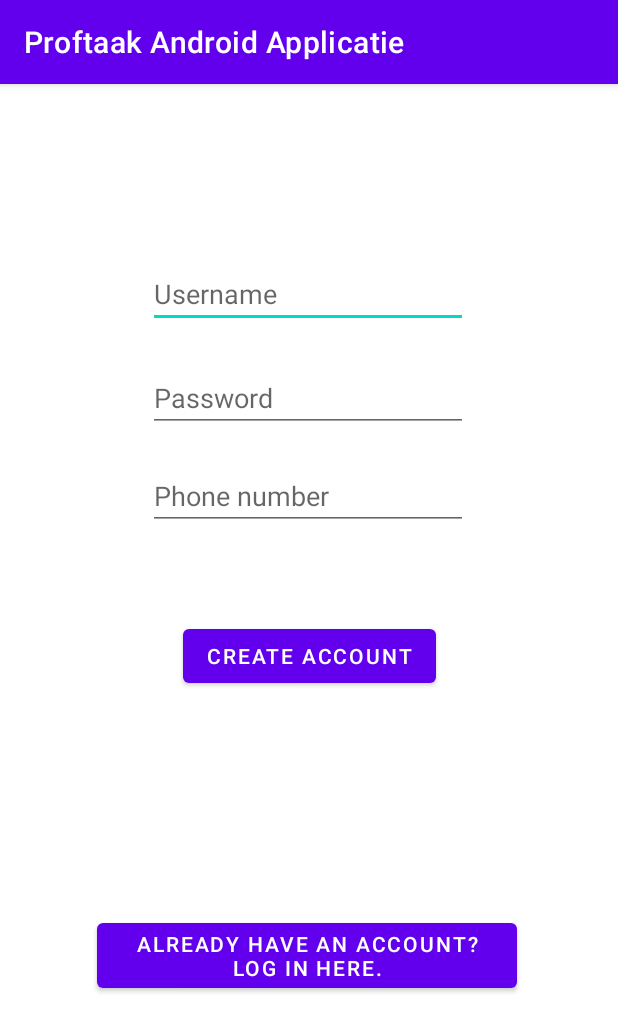
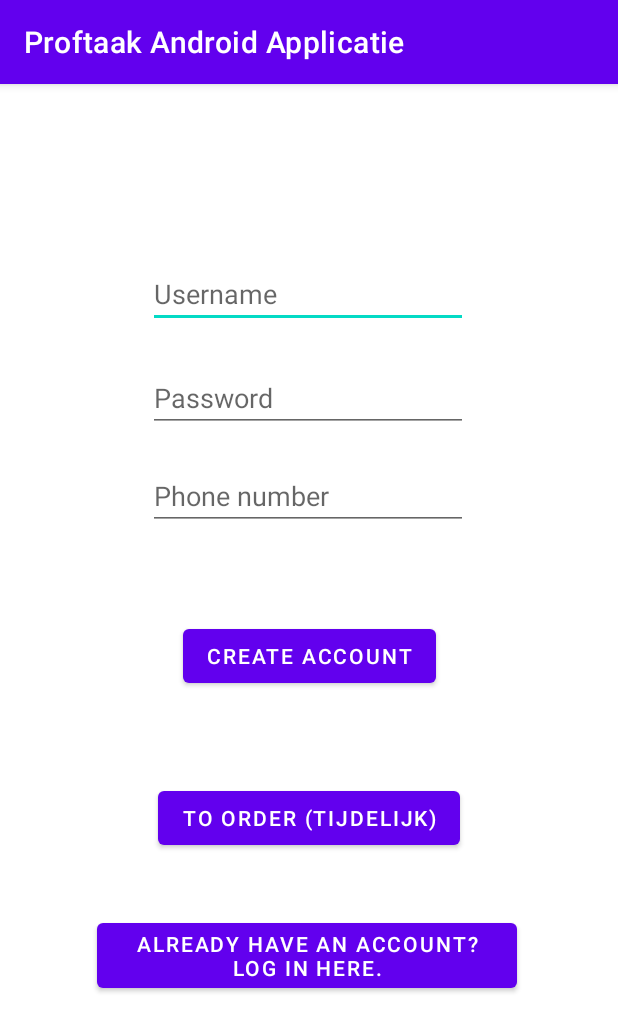
Before and after one commit to ebekoudijs/Proftaak_Android_Applicatie, an Android app: the screen it shows after launch (MainActivity), on a phone screen of 412 x 824 dp. Shown: the top 1032 px of the screen. Run offline under Robolectric (Android 15) with nearby library versions, the phone set to English and light mode, and no system bars.

Commit message:
laatste versie die niet werkt omdat ik niet al te veel kan

```diff
--- a/app/src/main/java/com/ebekoudijs/proftaakandroidapplicatie/MainActivity.java
+++ b/app/src/main/java/com/ebekoudijs/proftaakandroidapplicatie/MainActivity.java
@@ -25,17 +25,26 @@ public class MainActivity extends AppCompatActivity {
 
 
 
-        EditText EditTextusername = findViewById(R.id.editTextUsername);
-        EditText EditTextpassword = findViewById(R.id.editTextPassword);
-        EditText EditTextphoneNumber = findViewById(R.id.editTextPhoneNumber);
-        Button submit = findViewById(R.id.buttonCreate);
-        Button toLogin = findViewById(R.id.buttonToLogin);
+        EditText EditTextUsername = findViewById(R.id.editTextUsername);
+        EditText EditTextPassword = findViewById(R.id.editTextPassword);
+        EditText EditTextPhoneNumber = findViewById(R.id.editTextPhoneNumber);
+        Button Submit = findViewById(R.id.buttonCreate);
+        Button ToLogin = findViewById(R.id.buttonToLogin);
+        Button ToOrder = findViewById(R.id.buttonToOrder);
 
-        submit.setOnClickListener(new View.OnClickListener() {
+        ToOrder.setOnClickListener(new View.OnClickListener() {
+            @Override
+            public void onClick(View v) {
+                Intent i = new Intent(MainActivity.this, Order.class);
+                startActivity(i);
+            }
+        });
+
+        Submit.setOnClickListener(new View.OnClickListener() {
             @Override
             public void onClick(View v) {
 
-                User user = new User(EditTextusername.getText().toString(), EditTextpassword.getText().toString(), EditTextphoneNumber.getText().toString());
+                User user = new User(EditTextUsername.getText().toString(), EditTextPassword.getText().toString(), EditTextPhoneNumber.getText().toString());
 
                 TaskRunner.executeAsync(() -> createUser(user), (result)-> {
                     if (result.isPresent() && result.get()){
@@ -50,7 +59,7 @@ public class MainActivity extends AppCompatActivity {
             }
         });
 
-        toLogin.setOnClickListener(new View.OnClickListener() {
+        ToLogin.setOnClickListener(new View.OnClickListener() {
             @Override
             public void onClick(View v) {
                 Intent i = new Intent(MainActivity.this, Login.class);
--- a/app/src/main/res/layout/activity_main.xml
+++ b/app/src/main/res/layout/activity_main.xml
@@ -70,4 +70,15 @@
         app:layout_constraintStart_toStartOf="parent"
         app:layout_constraintTop_toBottomOf="@+id/buttonCreate" />
 
+    <Button
+        android:id="@+id/buttonToOrder"
+        android:layout_width="wrap_content"
+        android:layout_height="wrap_content"
+        android:layout_marginTop="20dp"
+        android:text="To order (tijdelijk)"
+        app:layout_constraintBottom_toTopOf="@+id/buttonToLogin"
+        app:layout_constraintEnd_toEndOf="parent"
+        app:layout_constraintStart_toStartOf="parent"
+        app:layout_constraintTop_toBottomOf="@+id/buttonCreate" />
+
 </androidx.constraintlayout.widget.ConstraintLayout>
```
Also changed, not shown: app/src/main/AndroidManifest.xml (+2 -7 lines), app/src/main/java/com/ebekoudijs/proftaakandroidapplicatie/DrinkData.java (added, +51 -0 lines), app/src/main/java/com/ebekoudijs/proftaakandroidapplicatie/Drinks.java (added, +15 -0 lines), app/src/main/java/com/ebekoudijs/proftaakandroidapplicatie/Login.java (+36 -11 lines), app/src/main/java/com/ebekoudijs/proftaakandroidapplicatie/Order.java (added, +22 -0 lines), app/src/main/java/com/ebekoudijs/proftaakandroidapplicatie/OrderAmount.java (added, +9 -0 lines), app/src/main/res/layout/activity_order.xml (added, +29 -0 lines).
